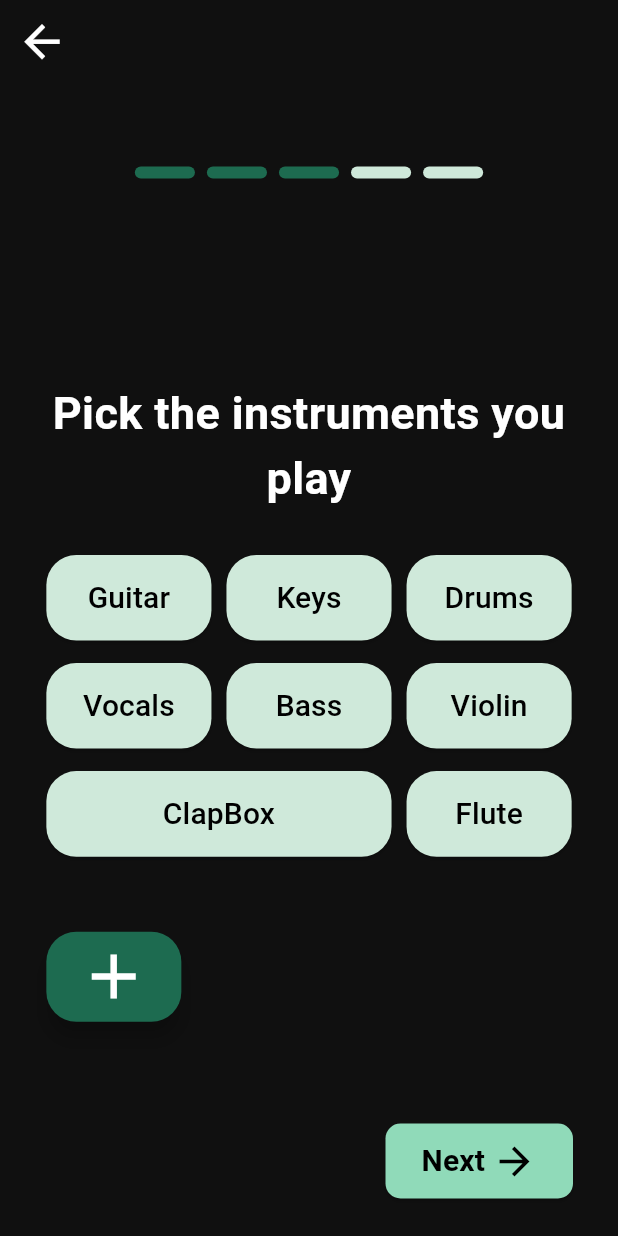
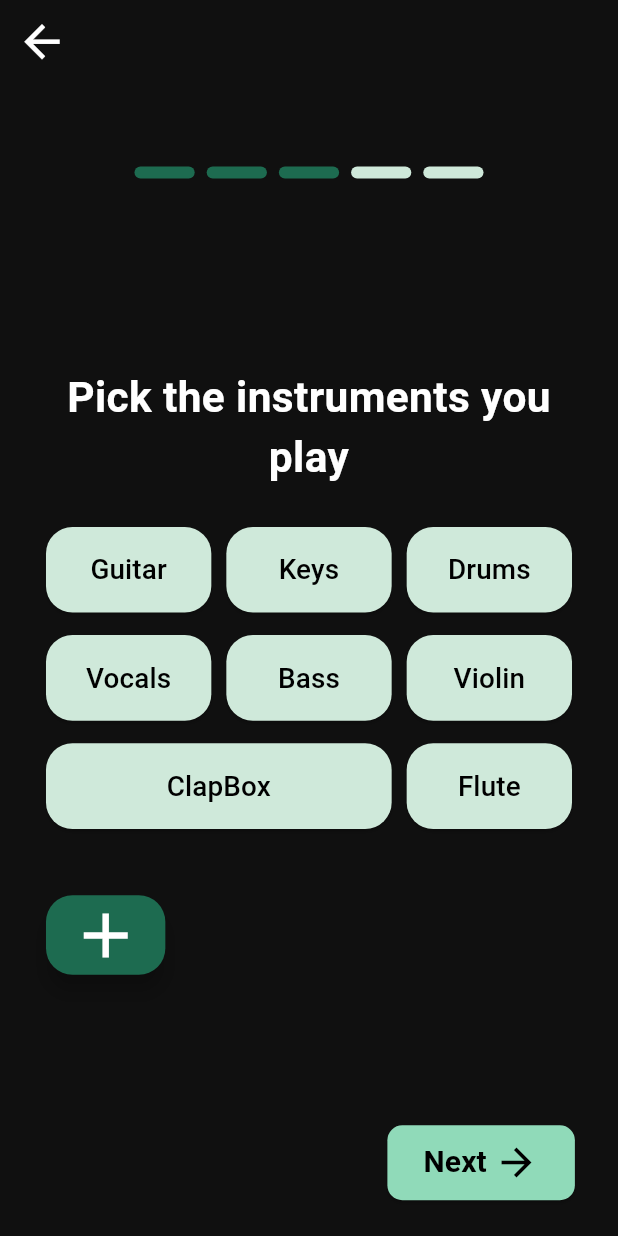
Before and after one commit to Joshua-Thachil/Hook, a Flutter app: the ProfileCreation3 screen opened directly, on a phone screen of 412 x 824 dp. Run offline on Flutter 3.47's test engine with Material 3 defaults, Android fonts, the phone set to English and light mode, and no system bars; our stand-ins replace carousel_slider, cloud_firestore, firebase_auth, firebase_core, flutter_screenutil, flutter_svg and 2 more; accounts and stored records are empty.

Commit message:
tried dynamic sizing with screenutil

```diff
--- a/lib/components/Buttons.dart
+++ b/lib/components/Buttons.dart
@@ -1,5 +1,6 @@
 import 'package:flutter/material.dart';
 import 'package:musicapp/components/Globals.dart';
+import 'package:flutter_screenutil/flutter_screenutil.dart';
 
 
 class PrimaryButton extends StatelessWidget {
@@ -110,13 +111,13 @@ class GridButton extends StatelessWidget {
         onPressed: onPressed,
         child: Text(
           text,
-          style: TextStyle(color: textColor, fontSize: 20),
+          style: TextStyle(color: textColor, fontSize: 21.sp),
           textAlign: TextAlign.center,
         ),
         style: ElevatedButton.styleFrom(
           backgroundColor: backgroundColor,
-          shape: const RoundedRectangleBorder(
-            borderRadius: BorderRadius.all(Radius.circular(20)),
+          shape: RoundedRectangleBorder(
+            borderRadius: BorderRadius.all(Radius.circular(20.r)),
           ),
         ),
       ),
--- a/lib/components/InputFields.dart
+++ b/lib/components/InputFields.dart
@@ -1,4 +1,5 @@
 import "package:flutter/material.dart";
+import 'package:flutter_screenutil/flutter_screenutil.dart';
 
 class InputField extends StatelessWidget { // Basic Small Input Text Field
   const InputField({
@@ -35,16 +36,16 @@ class InputField extends StatelessWidget { // Basic Small Input Text Field
         hintText: hint,
         hintStyle: TextStyle(
           color: Colors.grey,
-          fontSize: 18.3,
+          fontSize: 18.sp,
           fontWeight: FontWeight.w400,
         ),
         filled: true,
         fillColor: Color(0xff1E1E1E),
         border: OutlineInputBorder(
-          borderRadius: BorderRadius.all(Radius.circular(10)),
+          borderRadius: BorderRadius.all(Radius.circular(15.r)),
           borderSide: BorderSide.none,
         ),
-        contentPadding: EdgeInsets.symmetric(horizontal: 24.0, vertical: 18.0),
+        contentPadding: EdgeInsets.symmetric(horizontal: 24.w, vertical: 18.h),
         suffixIcon: suffix,
       ),
       onSubmitted: onSubmitted,
--- a/lib/main.dart
+++ b/lib/main.dart
@@ -3,6 +3,7 @@ import 'package:flutter/material.dart';
 import 'package:musicapp/components/Globals.dart';
 import 'package:musicapp/firebase_options.dart';
 import 'package:musicapp/screens/InitScreen.dart';
+import 'package:flutter_screenutil/flutter_screenutil.dart';
 
 Future<void> main() async {
   WidgetsFlutterBinding.ensureInitialized();
@@ -16,6 +17,8 @@ class MyApp extends StatelessWidget {
   @override
   Widget build(BuildContext context) {
     Globals().initialize(context);
+    return ScreenUtilInit(
+      builder: (context, child) {
         return MaterialApp(
           title: 'Music App',
           theme: ThemeData(
@@ -25,5 +28,10 @@ class MyApp extends StatelessWidget {
           debugShowCheckedModeBanner: false,
           home: const InitScreen(),
         );
+      },
+      designSize: const Size(430, 932),
+      minTextAdapt: true, // Optional, adapts text size
+      splitScreenMode: true, // Optional, handles multi-screen layouts
+    );
   }
 }
--- a/lib/repositories/EventsCollection.dart
+++ b/lib/repositories/EventsCollection.dart
@@ -4,7 +4,7 @@ import 'package:musicapp/auth/auth_service.dart';
 class Event {
 
   static CollectionReference Events = FirebaseFirestore.instance.collection("Events");
-  var getDocument = Events.doc()
+  // var getDocument = Events.doc()
 
   // Create Event on Choosing Event Type
   createEvent(String type) async {
--- a/lib/screens/ProfileCreation3.dart
+++ b/lib/screens/ProfileCreation3.dart
@@ -8,6 +8,7 @@ import 'package:musicapp/Style/Palette.dart';
 import 'package:musicapp/repositories/MusiciansCollection.dart';
 import '../components/Globals.dart';
 import 'ProfileCreation4.dart';
+import 'package:flutter_screenutil/flutter_screenutil.dart';
 
 class ProfileCreation3 extends StatefulWidget {
   const ProfileCreation3({super.key});
@@ -89,7 +90,8 @@ class _ProfileCreation3State extends State<ProfileCreation3> with TickerProvider
 
   @override
   Widget build(BuildContext context) {
-    return Scaffold(
+    return SafeArea(
+      child: Scaffold(
         backgroundColor: palette.bg,
         appBar: AppBar(
           backgroundColor: Colors.transparent,
@@ -100,22 +102,22 @@ class _ProfileCreation3State extends State<ProfileCreation3> with TickerProvider
           ),
         ),
         body: Padding(
-        padding: EdgeInsets.only(left: width * 0.075, right: width * 0.075),
+          padding: EdgeInsets.symmetric(horizontal: 32.w),
           child: Center(
             child: ListView(
               children: [
                 SegmentedProgressBar(totalSteps: 5, currentStep: 3),
-              const SizedBox(height: 80),
-              const Text(
+                SizedBox(height: 80.h),
+                Text(
                   "Pick the instruments you play",
                   textAlign: TextAlign.center,
                   style: TextStyle(
                     color: Colors.white,
-                  fontSize: 30,
-                  fontWeight: FontWeight.bold,
+                    fontSize: 32.sp,
+                    fontWeight: FontWeight.w600,
                   ),
                 ),
-              const SizedBox(height: 30),
+                SizedBox(height: 30.h),
                 StaggeredGrid.count(
                   crossAxisCount: 3,  // Number of columns
                   crossAxisSpacing: 10.0,
@@ -143,15 +145,15 @@ class _ProfileCreation3State extends State<ProfileCreation3> with TickerProvider
                       ),
                   ],
                 ),
-              SizedBox(height: 50,),
+                SizedBox(height: 50.h,),
                 AnimatedSwitcher(
                   duration: const Duration(milliseconds: 300),
                   child: _isButton
                       ? Align(
                     alignment: Alignment.centerLeft,
                     child: SizedBox(
-                    height: 60,
-                    width: 90,
+                      height: 60.h,
+                      width: 90.h,
                       child: FloatingActionButton(
                         onPressed: () {
                           setState(() {
@@ -166,7 +168,7 @@ class _ProfileCreation3State extends State<ProfileCreation3> with TickerProvider
                         ),
                         backgroundColor: palette.accent,
                         shape: RoundedRectangleBorder(
-                        borderRadius: BorderRadius.circular(20),
+                          borderRadius: BorderRadius.circular(20.r),
                         ),
                       ),
                     ),
@@ -186,7 +188,7 @@ class _ProfileCreation3State extends State<ProfileCreation3> with TickerProvider
                           backgroundColor: WidgetStatePropertyAll(palette.accent),
                           shape: WidgetStatePropertyAll(
                             RoundedRectangleBorder(
-                            borderRadius: BorderRadius.circular(20),
+                              borderRadius: BorderRadius.circular(20.r),
                             )
                           )
                         ),
@@ -194,13 +196,13 @@ class _ProfileCreation3State extends State<ProfileCreation3> with TickerProvider
                     )
                   ),
                 ),
-              SizedBox(height: 50,),
+                SizedBox(height: 50.h,),
               ],
             ),
           ),
         ),
         bottomNavigationBar: BottomAppBar(
-        padding: const EdgeInsets.only(bottom: 20, right: 30),
+          padding: EdgeInsets.only(bottom: 20.h, right: 30.w),
           color: Colors.transparent,
           child: Row(
             mainAxisAlignment: MainAxisAlignment.end,
@@ -224,6 +226,7 @@ class _ProfileCreation3State extends State<ProfileCreation3> with TickerProvider
             ],
           ),
         ),
+      ),
     );
   }
 }
--- a/pubspec.yaml
+++ b/pubspec.yaml
@@ -44,6 +44,7 @@ dependencies:
   image_picker: ^1.1.2
   cloud_firestore: ^5.4.2
   http: ^1.2.2
+  flutter_screenutil: ^5.9.3
 
 dev_dependencies:
   flutter_test:
```
Also changed, not shown: pubspec.lock. Lines whose indentation alone changed are shown as unchanged.
